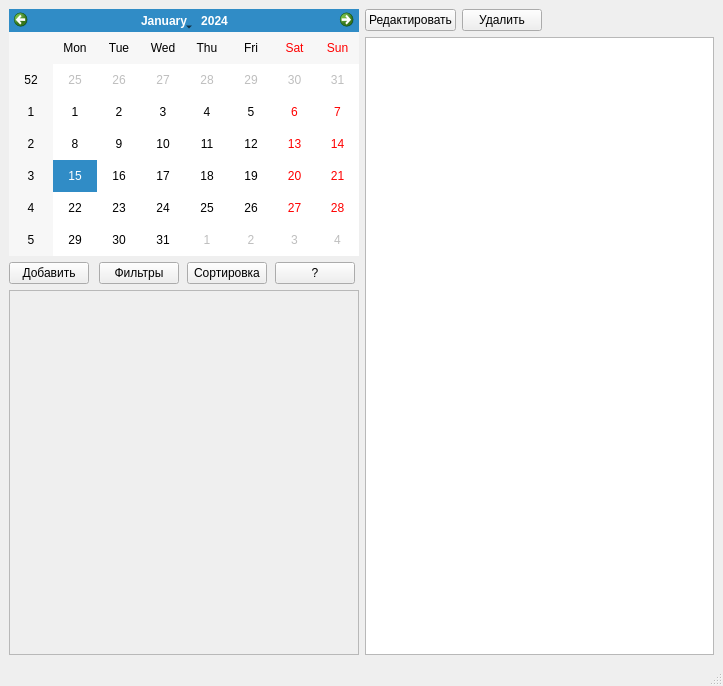
First picture: the form in mainwindow.ui, repository Omjejka/CalendarProject, before the edit.
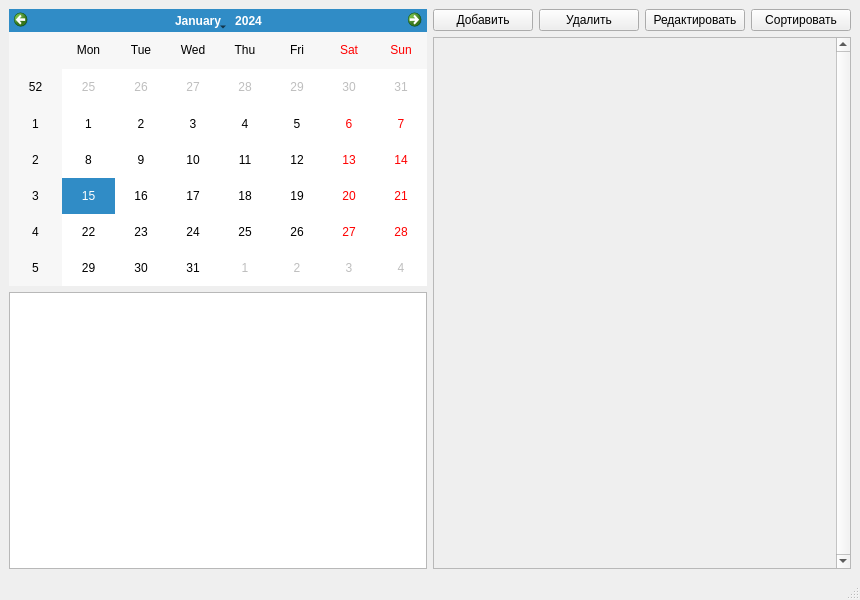
Second picture: the form after the edit.

```diff
--- a/mainwindow.ui
+++ b/mainwindow.ui
@@ -6,58 +6,88 @@
    <rect>
     <x>0</x>
     <y>0</y>
-    <width>723</width>
-    <height>686</height>
+    <width>860</width>
+    <height>600</height>
    </rect>
   </property>
-  <property name="sizePolicy">
-   <sizepolicy hsizetype="Preferred" vsizetype="Preferred">
-    <horstretch>11</horstretch>
-    <verstretch>11</verstretch>
-   </sizepolicy>
-  </property>
   <property name="windowTitle">
    <string>MainWindow</string>
   </property>
   <widget class="QWidget" name="centralwidget">
-   <layout class="QGridLayout" name="gridLayout_2">
-    <item row="3" column="0">
-     <layout class="QGridLayout" name="gridLayout">
+   <layout class="QHBoxLayout" name="horizontalLayout">
+    <item>
+     <layout class="QVBoxLayout" name="leftColumnLayout">
+      <item>
+       <widget class="QCalendarWidget" name="calendarWidget"/>
+      </item>
+      <item>
+       <widget class="QPlainTextEdit" name="plainTextEdit">
+        <property name="readOnly">
+         <bool>true</bool>
+        </property>
+       </widget>
+      </item>
+     </layout>
+    </item>
+    <item>
+     <layout class="QVBoxLayout" name="rightColumnLayout">
       <property name="sizeConstraint">
-       <enum>QLayout::SetFixedSize</enum>
+       <enum>QLayout::SetDefaultConstraint</enum>
       </property>
-      <item row="1" column="2">
-       <widget class="QPushButton" name="sortB">
-        <property name="sizePolicy">
-         <sizepolicy hsizetype="Fixed" vsizetype="Fixed">
-          <horstretch>0</horstretch>
-          <verstretch>0</verstretch>
-         </sizepolicy>
-        </property>
-        <property name="text">
-         <string>Сортировка</string>
-        </property>
-       </widget>
+      <item>
+       <layout class="QHBoxLayout" name="buttonsLayout">
+        <item>
+         <widget class="QPushButton" name="addB">
+          <property name="text">
+           <string>Добавить</string>
+          </property>
+          <property name="shortcut">
+           <string>Ins</string>
+          </property>
+         </widget>
+        </item>
+        <item>
+         <widget class="QPushButton" name="delB">
+          <property name="text">
+           <string>Удалить</string>
+          </property>
+          <property name="shortcut">
+           <string>Del</string>
+          </property>
+         </widget>
+        </item>
+        <item>
+         <widget class="QPushButton" name="redactB">
+          <property name="text">
+           <string>Редактировать</string>
+          </property>
+          <property name="shortcut">
+           <string>Ctrl+R</string>
+          </property>
+         </widget>
+        </item>
+        <item>
+         <widget class="QPushButton" name="sortB">
+          <property name="text">
+           <string>Сортировать</string>
+          </property>
+          <property name="shortcut">
+           <string>Ctrl+S</string>
+          </property>
+          <property name="checkable">
+           <bool>false</bool>
+          </property>
+         </widget>
+        </item>
+       </layout>
       </item>
-      <item row="2" column="0" colspan="4">
+      <item>
        <widget class="QScrollArea" name="scrollArea">
-        <property name="enabled">
-         <bool>true</bool>
-        </property>
-        <property name="sizePolicy">
-         <sizepolicy hsizetype="Fixed" vsizetype="Expanding">
-          <horstretch>0</horstretch>
-          <verstretch>0</verstretch>
-         </sizepolicy>
-        </property>
-        <property name="minimumSize">
-         <size>
-          <width>350</width>
-          <height>0</height>
-         </size>
-        </property>
         <property name="verticalScrollBarPolicy">
-         <enum>Qt::ScrollBarAsNeeded</enum>
+         <enum>Qt::ScrollBarAlwaysOn</enum>
+        </property>
+        <property name="horizontalScrollBarPolicy">
+         <enum>Qt::ScrollBarAlwaysOff</enum>
         </property>
         <property name="sizeAdjustPolicy">
          <enum>QAbstractScrollArea::AdjustIgnored</enum>
@@ -70,15 +100,18 @@
           <rect>
            <x>0</x>
            <y>0</y>
-           <width>348</width>
-           <height>338</height>
+           <width>400</width>
+           <height>503</height>
           </rect>
          </property>
-         <layout class="QFormLayout" name="formLayout">
-          <property name="sizeConstraint">
-           <enum>QLayout::SetNoConstraint</enum>
-          </property>
-          <item row="0" column="0" colspan="2">
+         <property name="sizePolicy">
+          <sizepolicy hsizetype="Expanding" vsizetype="Expanding">
+           <horstretch>0</horstretch>
+           <verstretch>0</verstretch>
+          </sizepolicy>
+         </property>
+         <layout class="QVBoxLayout" name="scrollLayout">
+          <item>
            <layout class="QVBoxLayout" name="eventLay">
             <property name="sizeConstraint">
              <enum>QLayout::SetMinAndMaxSize</enum>
@@ -89,106 +122,6 @@
         </widget>
        </widget>
       </item>
-      <item row="0" column="0" colspan="4">
-       <widget class="QCalendarWidget" name="calendarWidget">
-        <property name="sizePolicy">
-         <sizepolicy hsizetype="Fixed" vsizetype="Maximum">
-          <horstretch>0</horstretch>
-          <verstretch>0</verstretch>
-         </sizepolicy>
-        </property>
-        <property name="minimumSize">
-         <size>
-          <width>350</width>
-          <height>247</height>
-         </size>
-        </property>
-        <property name="baseSize">
-         <size>
-          <width>338</width>
-          <height>163</height>
-         </size>
-        </property>
-        <property name="layoutDirection">
-         <enum>Qt::LeftToRight</enum>
-        </property>
-       </widget>
-      </item>
-      <item row="1" column="3">
-       <widget class="QPushButton" name="questionB">
-        <property name="sizePolicy">
-         <sizepolicy hsizetype="Fixed" vsizetype="Fixed">
-          <horstretch>0</horstretch>
-          <verstretch>0</verstretch>
-         </sizepolicy>
-        </property>
-        <property name="text">
-         <string>?</string>
-        </property>
-       </widget>
-      </item>
-      <item row="1" column="1">
-       <widget class="QPushButton" name="filterB">
-        <property name="sizePolicy">
-         <sizepolicy hsizetype="Fixed" vsizetype="Fixed">
-          <horstretch>0</horstretch>
-          <verstretch>0</verstretch>
-         </sizepolicy>
-        </property>
-        <property name="text">
-         <string>Фильтры</string>
-        </property>
-       </widget>
-      </item>
-      <item row="1" column="0">
-       <widget class="QPushButton" name="addB">
-        <property name="sizePolicy">
-         <sizepolicy hsizetype="Fixed" vsizetype="Fixed">
-          <horstretch>0</horstretch>
-          <verstretch>0</verstretch>
-         </sizepolicy>
-        </property>
-        <property name="text">
-         <string>Добавить</string>
-        </property>
-       </widget>
-      </item>
-     </layout>
-    </item>
-    <item row="3" column="1">
-     <layout class="QGridLayout" name="gridLayout_3">
-      <item row="1" column="0" colspan="3">
-       <widget class="QPlainTextEdit" name="plainTextEdit"/>
-      </item>
-      <item row="0" column="0">
-       <widget class="QPushButton" name="redactB">
-        <property name="enabled">
-         <bool>true</bool>
-        </property>
-        <property name="sizePolicy">
-         <sizepolicy hsizetype="Fixed" vsizetype="Fixed">
-          <horstretch>0</horstretch>
-          <verstretch>0</verstretch>
-         </sizepolicy>
-        </property>
-        <property name="text">
-         <string>Редактировать</string>
-        </property>
-       </widget>
-      </item>
-      <item row="0" column="1">
-       <widget class="QPushButton" name="delB">
-        <property name="sizePolicy">
-         <sizepolicy hsizetype="Fixed" vsizetype="Fixed">
-          <horstretch>0</horstretch>
-          <verstretch>0</verstretch>
-         </sizepolicy>
-        </property>
-        <property name="text">
-         <string>Удалить</string>
-        </property>
-       </widget>
-      </item>
      </layout>
     </item>
    </layout>
```
Left out of the diff: 11 changed lines with no effect on the pictures.
